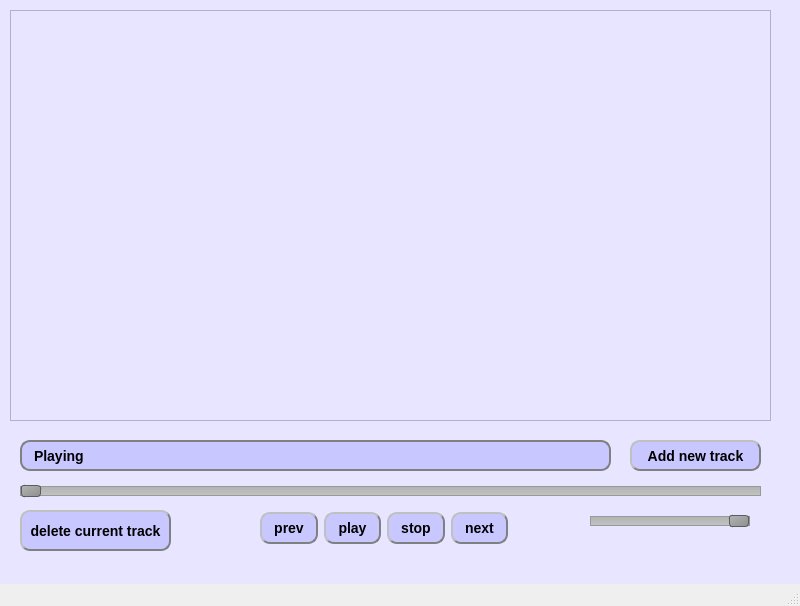
Old version of the form mainwindow.ui in the repository arfshukhov/xp3player.
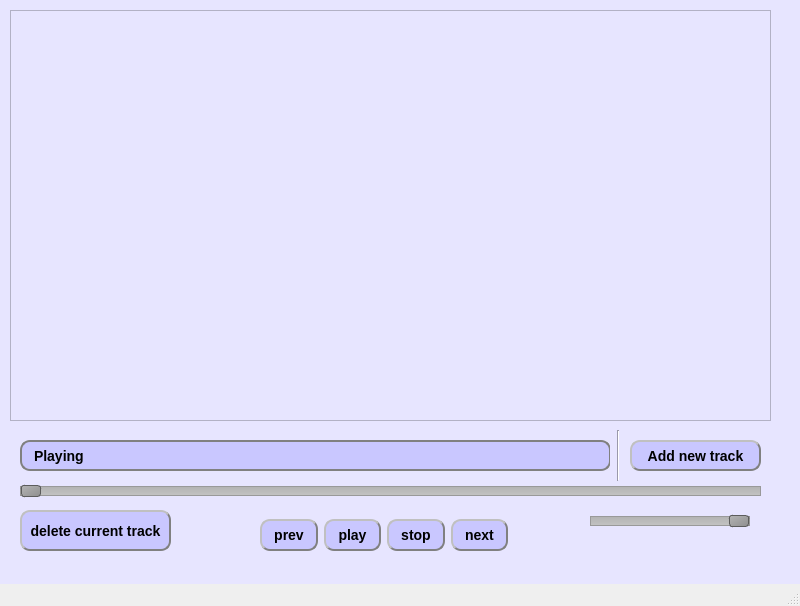
New version of the form. Icons and pictures are not drawn.

The edit to the form file:
```diff
--- a/mainwindow.ui
+++ b/mainwindow.ui
@@ -10,6 +10,27 @@
     <height>606</height>
    </rect>
   </property>
+  <property name="sizePolicy">
+   <sizepolicy hsizetype="Maximum" vsizetype="Maximum">
+    <horstretch>0</horstretch>
+    <verstretch>0</verstretch>
+   </sizepolicy>
+  </property>
+  <property name="minimumSize">
+   <size>
+    <width>800</width>
+    <height>606</height>
+   </size>
+  </property>
+  <property name="maximumSize">
+   <size>
+    <width>800</width>
+    <height>606</height>
+   </size>
+  </property>
+  <property name="contextMenuPolicy">
+   <enum>Qt::NoContextMenu</enum>
+  </property>
   <property name="windowTitle">
    <string>MainWindow</string>
   </property>
@@ -231,7 +252,7 @@
       <x>260</x>
       <y>510</y>
       <width>248</width>
-      <height>37</height>
+      <height>51</height>
      </rect>
     </property>
     <layout class="QGridLayout" name="gridLayout">
@@ -263,7 +284,7 @@
        </property>
       </widget>
      </item>
-     <item row="0" column="0">
+     <item row="0" column="1">
       <widget class="QPushButton" name="prev_button">
        <property name="styleSheet">
         <string notr="true">QPushButton {
@@ -379,6 +400,19 @@
      <string>delete current track</string>
     </property>
    </widget>
+   <widget class="Line" name="line_2">
+    <property name="geometry">
+     <rect>
+      <x>610</x>
+      <y>430</y>
+      <width>16</width>
+      <height>51</height>
+     </rect>
+    </property>
+    <property name="orientation">
+     <enum>Qt::Vertical</enum>
+    </property>
+   </widget>
   </widget>
   <widget class="QMenuBar" name="menubar">
    <property name="geometry">
```
Left out of the diff: 60 changed lines with no effect on the pictures.
